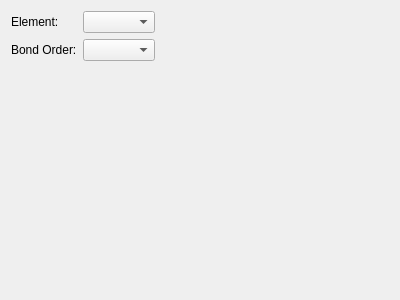
Qt form avogadro/qtplugins/editor/editortoolwidget.ui (OpenChemistry/avogadrolibs) before a commit.
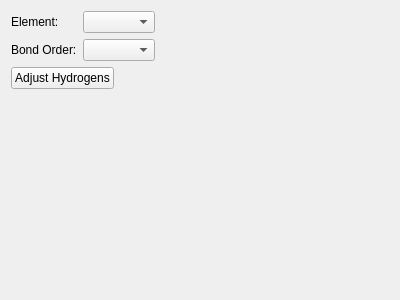
The same form after that commit.

Commit message: Add utilities for adding/removing hydrogens.

Diff of the .ui file:
```diff
--- a/avogadro/qtplugins/editor/editortoolwidget.ui
+++ b/avogadro/qtplugins/editor/editortoolwidget.ui
@@ -37,6 +37,26 @@
    <item row="1" column="1">
     <widget class="QComboBox" name="bondOrder"/>
    </item>
+   <item row="2" column="0" colspan="2">
+    <layout class="QHBoxLayout" name="horizontalLayout">
+     <property name="sizeConstraint">
+      <enum>QLayout::SetDefaultConstraint</enum>
+     </property>
+     <item>
+      <widget class="QPushButton" name="pushFixHydrogens">
+       <property name="sizePolicy">
+        <sizepolicy hsizetype="Maximum" vsizetype="Fixed">
+         <horstretch>0</horstretch>
+         <verstretch>0</verstretch>
+        </sizepolicy>
+       </property>
+       <property name="text">
+        <string>Adjust Hydrogens</string>
+       </property>
+      </widget>
+     </item>
+    </layout>
+   </item>
   </layout>
  </widget>
  <resources/>
```
The commit also changes 9 other files.
